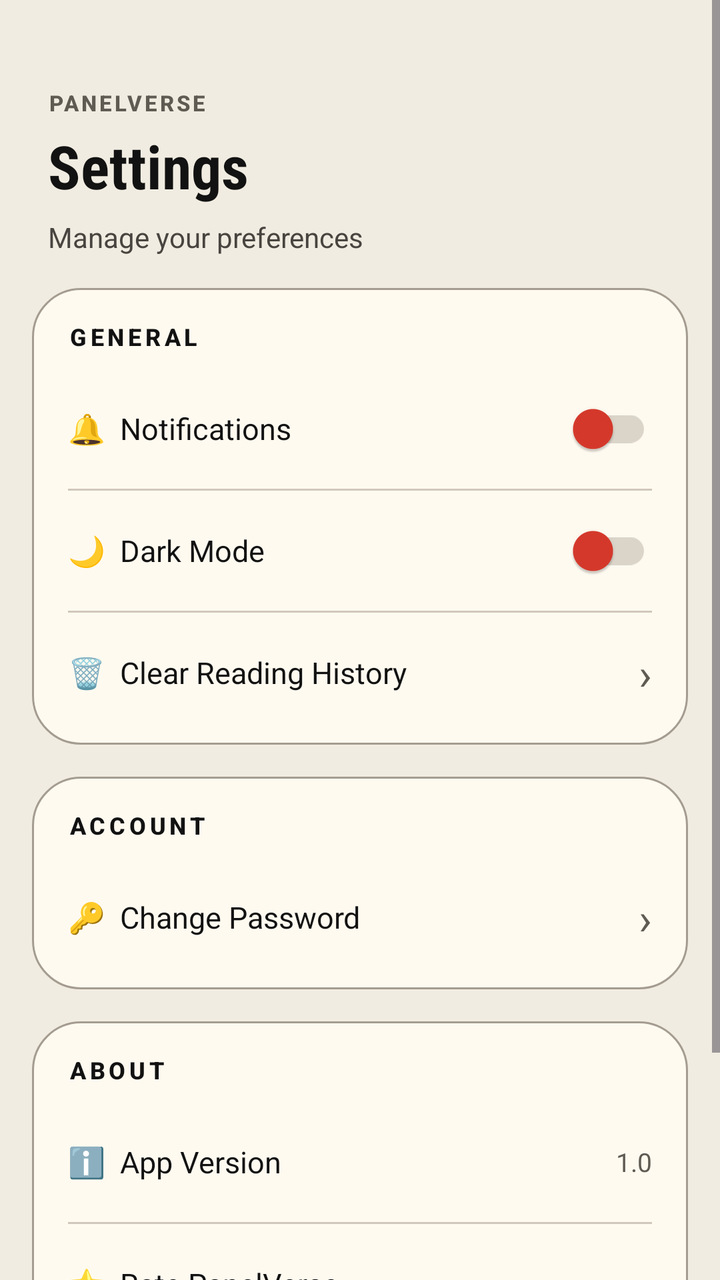
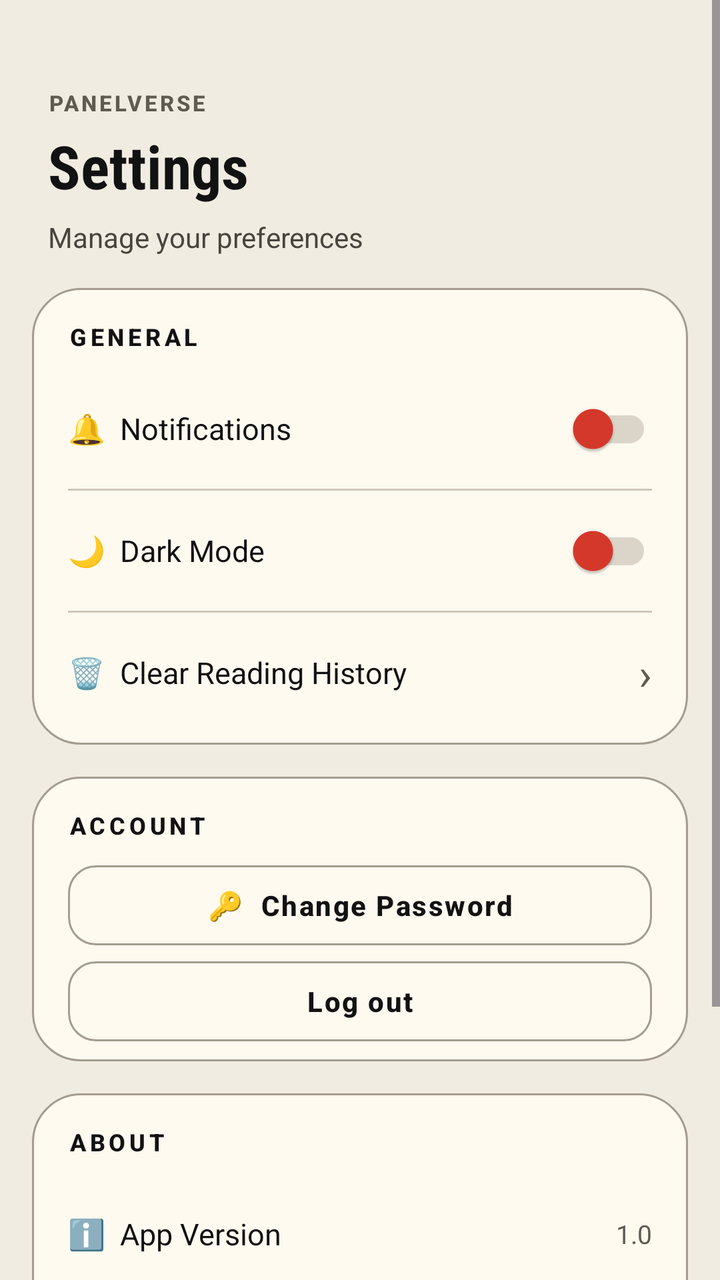

An Android layout rendered at two revisions. The XML below is the earlier revision; the diff shows what the commit changed to produce the second picture.
<!-- AndroidManifest.xml: application theme Theme.Testing -->
<!-- res/layout/fragment_settings.xml -->
<?xml version="1.0" encoding="utf-8"?>
<ScrollView xmlns:android="http://schemas.android.com/apk/res/android"
    xmlns:app="http://schemas.android.com/apk/res-auto"
    xmlns:tools="http://schemas.android.com/tools"
    android:layout_width="match_parent"
    android:layout_height="match_parent"
    android:background="@color/bg_dark"
    android:fillViewport="true">

    <LinearLayout
        android:layout_width="match_parent"
        android:layout_height="wrap_content"
        android:orientation="vertical"
        android:paddingBottom="100dp">

        
        <LinearLayout
            android:layout_width="match_parent"
            android:layout_height="wrap_content"
            android:orientation="vertical"
            android:paddingTop="44dp"
            android:paddingBottom="@dimen/space_md"
            android:paddingStart="@dimen/space_lg"
            android:paddingEnd="@dimen/space_lg">

            <TextView
                android:layout_width="wrap_content"
                android:layout_height="wrap_content"
                android:text="@string/pv_brand_overline"
                android:textAppearance="@style/TextAppearance.PanelVerse.Label"
                android:textColor="@color/accent_cyan" />

            <TextView
                android:layout_width="wrap_content"
                android:layout_height="wrap_content"
                android:layout_marginTop="4dp"
                android:text="@string/pv_settings_2"
                android:textAppearance="@style/TextAppearance.PanelVerse.Display"
                android:textSize="30sp" />

            <TextView
                android:layout_width="wrap_content"
                android:layout_height="wrap_content"
                android:layout_marginTop="6dp"
                android:text="@string/pv_manage_your_preferences"
                android:textAppearance="@style/TextAppearance.PanelVerse.Body" />
        </LinearLayout>

        
        <LinearLayout
            android:layout_width="match_parent"
            android:layout_height="wrap_content"
            android:layout_marginStart="@dimen/space_md"
            android:layout_marginEnd="@dimen/space_md"
            android:orientation="vertical"
            android:background="@drawable/bg_section_card"
            android:paddingStart="18dp"
            android:paddingEnd="18dp"
            android:paddingTop="16dp"
            android:paddingBottom="6dp">

            <TextView
                android:layout_width="wrap_content"
                android:layout_height="wrap_content"
                android:layout_marginBottom="8dp"
                android:text="@string/pv_general"
                android:textAppearance="@style/TextAppearance.PanelVerse.Section" />

            
            <LinearLayout
                android:layout_width="match_parent"
                android:layout_height="60dp"
                android:gravity="center_vertical"
                android:orientation="horizontal">

                <TextView
                    android:layout_width="0dp"
                    android:layout_height="wrap_content"
                    android:layout_weight="1"
                    android:text="@string/pv_notifications"
                    android:textColor="@color/text_primary"
                    android:textSize="15sp" />

                <androidx.appcompat.widget.SwitchCompat
                    android:id="@+id/switchNotifications"
                    android:layout_width="wrap_content"
                    android:layout_height="wrap_content"
                    app:thumbTint="@color/accent_ink"
                    app:trackTint="@color/bg_elevated" />
            </LinearLayout>

            <View
                android:layout_width="match_parent"
                android:layout_height="1dp"
                android:background="@color/divider" />

            
            <LinearLayout
                android:layout_width="match_parent"
                android:layout_height="60dp"
                android:gravity="center_vertical"
                android:orientation="horizontal">

                <TextView
                    android:layout_width="0dp"
                    android:layout_height="wrap_content"
                    android:layout_weight="1"
                    android:text="@string/pv_dark_mode"
                    android:textColor="@color/text_primary"
                    android:textSize="15sp" />

                <androidx.appcompat.widget.SwitchCompat
                    android:id="@+id/switchDarkMode"
                    android:layout_width="wrap_content"
                    android:layout_height="wrap_content"
                    app:thumbTint="@color/accent_ink"
                    app:trackTint="@color/bg_elevated" />
            </LinearLayout>

            <View
                android:layout_width="match_parent"
                android:layout_height="1dp"
                android:background="@color/divider" />

            
            <LinearLayout
                android:id="@+id/clearHistoryRow"
                android:layout_width="match_parent"
                android:layout_height="60dp"
                android:gravity="center_vertical"
                android:orientation="horizontal"
                android:clickable="true"
                android:focusable="true"
                android:background="?attr/selectableItemBackground">

                <TextView
                    android:layout_width="0dp"
                    android:layout_height="wrap_content"
                    android:layout_weight="1"
                    android:text="@string/pv_clear_reading_history"
                    android:textColor="@color/text_primary"
                    android:textSize="15sp" />

                <TextView
                    android:layout_width="wrap_content"
                    android:layout_height="wrap_content"
                    android:text="›"
                    android:textColor="@color/text_muted"
                    android:textSize="22sp" />
            </LinearLayout>
        </LinearLayout>

        
        <LinearLayout
            android:layout_width="match_parent"
            android:layout_height="wrap_content"
            android:layout_marginStart="@dimen/space_md"
            android:layout_marginEnd="@dimen/space_md"
            android:layout_marginTop="@dimen/space_md"
            android:orientation="vertical"
            android:background="@drawable/bg_section_card"
            android:paddingStart="18dp"
            android:paddingEnd="18dp"
            android:paddingTop="16dp"
            android:paddingBottom="6dp">

            <TextView
                android:layout_width="wrap_content"
                android:layout_height="wrap_content"
                android:layout_marginBottom="8dp"
                android:text="@string/pv_account"
                android:textAppearance="@style/TextAppearance.PanelVerse.Section" />

            <LinearLayout
                android:id="@+id/changePasswordRow"
                android:layout_width="match_parent"
                android:layout_height="60dp"
                android:gravity="center_vertical"
                android:orientation="horizontal"
                android:clickable="true"
                android:focusable="true"
                android:background="?attr/selectableItemBackground">

                <TextView
                    android:layout_width="0dp"
                    android:layout_height="wrap_content"
                    android:layout_weight="1"
                    android:text="@string/pv_change_password"
                    android:textColor="@color/text_primary"
                    android:textSize="15sp" />

                <TextView
                    android:layout_width="wrap_content"
                    android:layout_height="wrap_content"
                    android:text="›"
                    android:textColor="@color/text_muted"
                    android:textSize="22sp" />
            </LinearLayout>
        </LinearLayout>

        
        <LinearLayout
            android:layout_width="match_parent"
            android:layout_height="wrap_content"
            android:layout_marginStart="@dimen/space_md"
            android:layout_marginEnd="@dimen/space_md"
            android:layout_marginTop="@dimen/space_md"
            android:orientation="vertical"
            android:background="@drawable/bg_section_card"
            android:paddingStart="18dp"
            android:paddingEnd="18dp"
            android:paddingTop="16dp"
            android:paddingBottom="6dp">

            <TextView
                android:layout_width="wrap_content"
                android:layout_height="wrap_content"
                android:layout_marginBottom="8dp"
                android:text="@string/pv_about"
                android:textAppearance="@style/TextAppearance.PanelVerse.Section" />

            <LinearLayout
                android:layout_width="match_parent"
                android:layout_height="60dp"
                android:gravity="center_vertical"
                android:orientation="horizontal">

                <TextView
                    android:layout_width="0dp"
                    android:layout_height="wrap_content"
                    android:layout_weight="1"
                    android:text="@string/pv_app_version"
                    android:textColor="@color/text_primary"
                    android:textSize="15sp" />

                <TextView
                    android:id="@+id/versionText"
                    android:layout_width="wrap_content"
                    android:layout_height="wrap_content"
                    android:text="1.0"
                    android:textColor="@color/text_muted"
                    android:textSize="13sp" />
            </LinearLayout>

            <View
                android:layout_width="match_parent"
                android:layout_height="1dp"
                android:background="@color/divider" />

            <LinearLayout
                android:id="@+id/rateAppRow"
                android:layout_width="match_parent"
                android:layout_height="60dp"
                android:gravity="center_vertical"
                android:orientation="horizontal"
                android:clickable="true"
                android:focusable="true"
                android:background="?attr/selectableItemBackground">

                <TextView
                    android:layout_width="0dp"
                    android:layout_height="wrap_content"
                    android:layout_weight="1"
                    android:text="@string/pv_rate_panelverse"
                    android:textColor="@color/text_primary"
                    android:textSize="15sp" />

                <TextView
                    android:layout_width="wrap_content"
                    android:layout_height="wrap_content"
                    android:text="›"
                    android:textColor="@color/text_muted"
                    android:textSize="22sp" />
            </LinearLayout>
        </LinearLayout>

    </LinearLayout>
</ScrollView>
<!-- resources referenced by this layout -->
<resources>
  <color name="accent_cyan">#FF5F5A52</color>
  <color name="accent_ink">#FFD8392B</color>
  <color name="bg_dark">#FFF1ECE1</color>
  <color name="bg_elevated">#FFDAD4C9</color>
  <color name="divider">#FFD0C8BB</color>
  <color name="text_muted">#FF5F5A52</color>
  <color name="text_primary">#FF121212</color>
  <dimen name="space_lg">24dp</dimen>
  <dimen name="space_md">16dp</dimen>
  <!-- drawable bg_section_card (drawable) -->
  <?xml version="1.0" encoding="utf-8"?>
  <shape xmlns:android="http://schemas.android.com/apk/res/android"
      android:shape="rectangle">
      <solid android:color="@color/bg_card" />
      <corners android:radius="24dp" />
      <stroke android:width="1dp" android:color="@color/card_border" />
  </shape>
  <string name="pv_about">"ABOUT"</string>
  <string name="pv_account">"ACCOUNT"</string>
  <string name="pv_app_version">"ℹ️  App Version"</string>
  <string name="pv_brand_overline">"PANELVERSE"</string>
  <string name="pv_change_password">"🔑  Change Password"</string>
  <string name="pv_clear_reading_history">"🗑️  Clear Reading History"</string>
  <string name="pv_dark_mode">"🌙  Dark Mode"</string>
  <string name="pv_general">"GENERAL"</string>
  <string name="pv_manage_your_preferences">"Manage your preferences"</string>
  <string name="pv_notifications">"🔔  Notifications"</string>
  <string name="pv_rate_panelverse">"⭐  Rate PanelVerse"</string>
  <string name="pv_settings_2">"Settings"</string>
  <style name="TextAppearance.PanelVerse.Body" parent="">
          <item name="android:fontFamily">sans-serif</item>
          <item name="android:textSize">@dimen/text_body</item>
          <item name="android:textColor">@color/text_secondary</item>
          <item name="android:lineSpacingMultiplier">1.3</item>
      </style>
  <style name="TextAppearance.PanelVerse.Label" parent="">
          <item name="android:fontFamily">sans-serif-medium</item>
          <item name="android:textSize">@dimen/text_label</item>
          <item name="android:textStyle">bold</item>
          <item name="android:letterSpacing">0.12</item>
          <item name="android:textColor">@color/text_secondary</item>
      </style>
  <style name="TextAppearance.PanelVerse.Section" parent="">
          <item name="android:fontFamily">sans-serif-medium</item>
          <item name="android:textSize">12sp</item>
          <item name="android:textStyle">bold</item>
          <item name="android:letterSpacing">0.16</item>
          <item name="android:textColor">@color/text_primary</item>
      </style>
  <style name="Theme.Testing" parent="Base.Theme.Testing" />
  <color name="bg_card">#FFFFFAF0</color>
  <color name="card_border">#FFA49C90</color>
  <dimen name="text_body">14sp</dimen>
  <color name="text_secondary">#FF48443F</color>
  <dimen name="text_display">32sp</dimen>
  <dimen name="text_label">11sp</dimen>
  <color name="white">#FFFFFFFF</color>
  <color name="bottom_nav_bg">#FFF1ECE1</color>
  <!-- unchanged entries left out for length: 2 -->
</resources>

<!-- the commit's change to res/layout/fragment_settings.xml (unified diff, before → after) -->
@@ -171,31 +171,21 @@
                 android:text="@string/pv_account"
                 android:textAppearance="@style/TextAppearance.PanelVerse.Section" />
 
-            <LinearLayout
-                android:id="@+id/changePasswordRow"
-                android:layout_width="match_parent"
-                android:layout_height="60dp"
-                android:gravity="center_vertical"
-                android:orientation="horizontal"
-                android:clickable="true"
-                android:focusable="true"
-                android:background="?attr/selectableItemBackground">
-
-                <TextView
-                    android:layout_width="0dp"
-                    android:layout_height="wrap_content"
-                    android:layout_weight="1"
-                    android:text="@string/pv_change_password"
-                    android:textColor="@color/text_primary"
-                    android:textSize="15sp" />
-
-                <TextView
-                    android:layout_width="wrap_content"
-                    android:layout_height="wrap_content"
-                    android:text="›"
-                    android:textColor="@color/text_muted"
-                    android:textSize="22sp" />
-            </LinearLayout>
+            <com.google.android.material.button.MaterialButton
+                android:id="@+id/changePasswordButton"
+                style="@style/Widget.PanelVerse.Button.Outlined"
+                android:layout_width="match_parent"
+                android:layout_height="wrap_content"
+                android:minHeight="48dp"
+                android:text="@string/pv_change_password" />
+
+            <com.google.android.material.button.MaterialButton
+                android:id="@+id/logoutButton"
+                style="@style/Widget.PanelVerse.Button.Outlined"
+                android:layout_width="match_parent"
+                android:layout_height="wrap_content"
+                android:minHeight="48dp"
+                android:text="@string/pv_settings_log_out" />
         </LinearLayout>
 
         
<!-- resource entries referenced after the edit -->
@@ -29,6 +29,7 @@
   <string name="pv_notifications">"🔔  Notifications"</string>
   <string name="pv_rate_panelverse">"⭐  Rate PanelVerse"</string>
   <string name="pv_settings_2">"Settings"</string>
+  <string name="pv_settings_log_out">Log out</string>
   <style name="TextAppearance.PanelVerse.Body" parent="">
           <item name="android:fontFamily">sans-serif</item>
           <item name="android:textSize">@dimen/text_body</item>
@@ -49,6 +50,15 @@
           <item name="android:letterSpacing">0.16</item>
           <item name="android:textColor">@color/text_primary</item>
       </style>
+  <style name="Widget.PanelVerse.Button.Outlined" parent="Widget.Material3.Button.OutlinedButton">
+          <item name="android:minHeight">@dimen/button_height</item>
+          <item name="android:textAppearance">@style/TextAppearance.PanelVerse.Button</item>
+          <item name="android:textColor">@color/text_primary</item>
+          <item name="backgroundTint">@color/bg_card</item>
+          <item name="strokeColor">@color/card_border</item>
+          <item name="strokeWidth">1dp</item>
+          <item name="cornerRadius">@dimen/radius_md</item>
+      </style>
   <style name="Theme.Testing" parent="Base.Theme.Testing" />
   <color name="bg_card">#FFFFFAF0</color>
   <color name="card_border">#FFA49C90</color>
@@ -56,6 +66,14 @@
   <color name="text_secondary">#FF48443F</color>
   <dimen name="text_display">32sp</dimen>
   <dimen name="text_label">11sp</dimen>
+  <dimen name="button_height">52dp</dimen>
+  <style name="TextAppearance.PanelVerse.Button" parent="">
+          <item name="android:fontFamily">sans-serif-medium</item>
+          <item name="android:textSize">14sp</item>
+          <item name="android:textStyle">bold</item>
+          <item name="android:letterSpacing">0.06</item>
+      </style>
+  <dimen name="radius_md">14dp</dimen>
   <color name="white">#FFFFFFFF</color>
   <color name="bottom_nav_bg">#FFF1ECE1</color>
   <!-- unchanged entries left out for length: 2 -->
